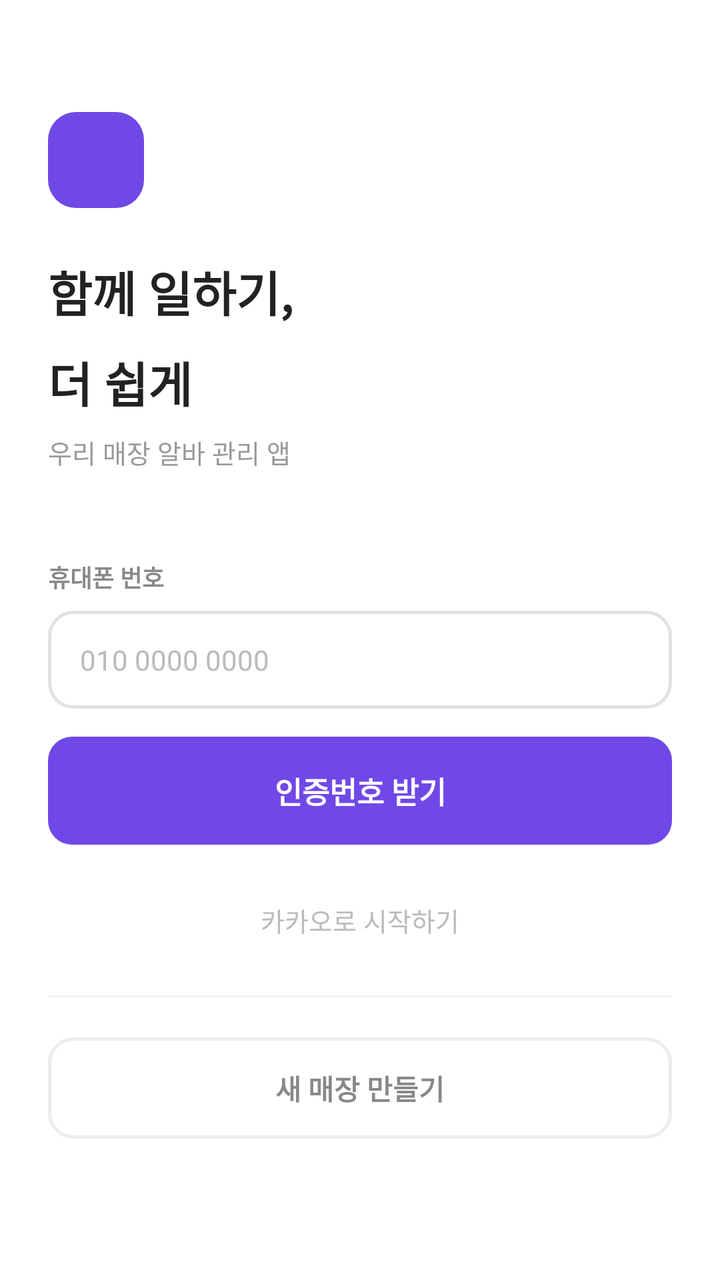
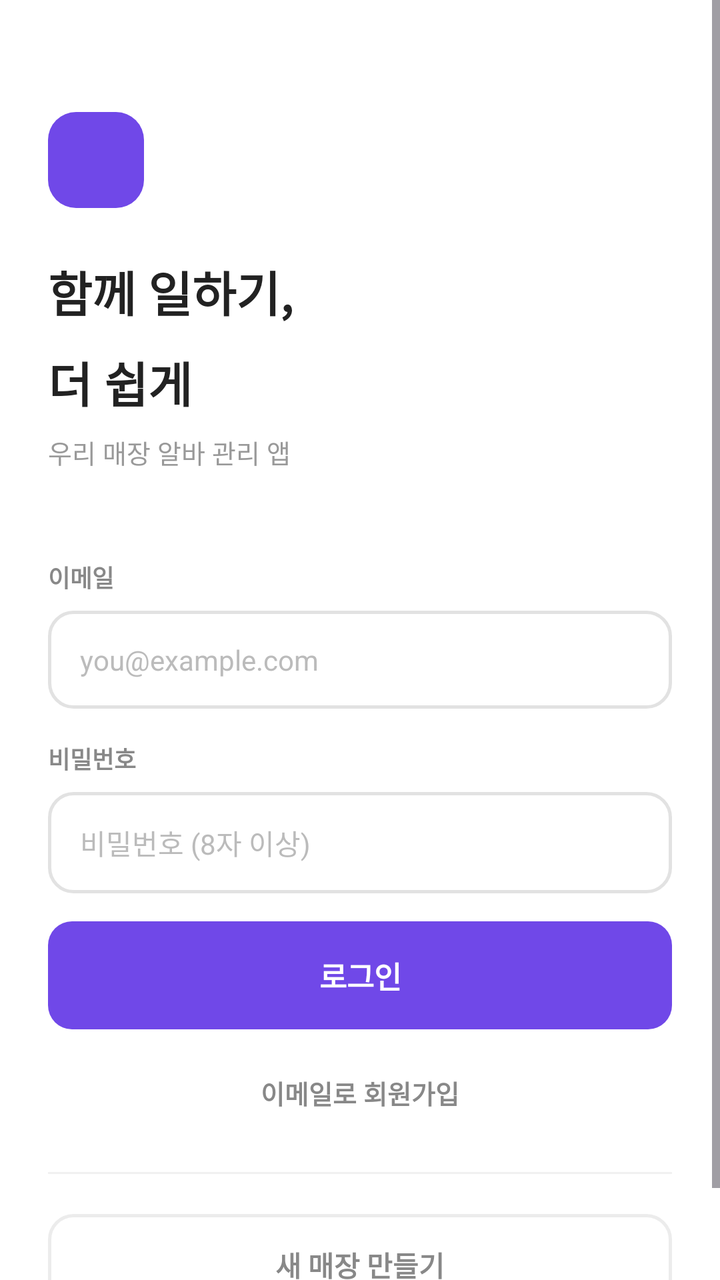

The first picture is an Android layout as it rendered before a commit; the second is the same layout after the commit. The layout source and the unified diff follow.
<!-- AndroidManifest.xml: application theme Theme.PTManagerEmployer -->
<!-- res/layout/activity_login.xml -->
<?xml version="1.0" encoding="utf-8"?>
<ScrollView xmlns:android="http://schemas.android.com/apk/res/android"
    android:id="@+id/login_root"
    android:layout_width="match_parent"
    android:layout_height="match_parent"
    android:background="@color/white"
    android:fillViewport="true">

    <LinearLayout
        android:layout_width="match_parent"
        android:layout_height="wrap_content"
        android:orientation="vertical"
        android:paddingHorizontal="24dp"
        android:paddingTop="56dp"
        android:paddingBottom="32dp">

        <View
            android:layout_width="48dp"
            android:layout_height="48dp"
            android:background="@drawable/bg_logo_tile" />

        <TextView
            android:layout_width="wrap_content"
            android:layout_height="wrap_content"
            android:layout_marginTop="24dp"
            android:text="함께 일하기,\n더 쉽게"
            android:textColor="@color/text_primary"
            android:textSize="24sp"
            android:textStyle="bold"
            android:lineSpacingMultiplier="1.3" />

        <TextView
            android:layout_width="wrap_content"
            android:layout_height="wrap_content"
            android:layout_marginTop="8dp"
            android:text="우리 매장 알바 관리 앱"
            android:textColor="@color/text_tertiary"
            android:textSize="13sp" />

        <TextView
            android:layout_width="wrap_content"
            android:layout_height="wrap_content"
            android:layout_marginTop="44dp"
            android:text="휴대폰 번호"
            android:textColor="@color/text_secondary"
            android:textSize="12sp"
            android:textStyle="bold" />

        <EditText
            android:id="@+id/input_phone"
            android:layout_width="match_parent"
            android:layout_height="wrap_content"
            android:layout_marginTop="8dp"
            android:background="@drawable/bg_input"
            android:inputType="phone"
            android:hint="010 0000 0000"
            android:textColorHint="@color/text_hint"
            android:textColor="@color/text_primary"
            android:textSize="14sp"
            android:paddingHorizontal="16dp"
            android:paddingVertical="15dp" />

        <TextView
            android:id="@+id/btn_request_code"
            android:layout_width="match_parent"
            android:layout_height="wrap_content"
            android:layout_marginTop="14dp"
            android:background="@drawable/bg_btn_primary"
            android:text="인증번호 받기"
            android:textColor="@color/white"
            android:textSize="15sp"
            android:textStyle="bold"
            android:gravity="center"
            android:paddingVertical="16dp"
            android:foreground="?attr/selectableItemBackground" />

        <TextView
            android:layout_width="match_parent"
            android:layout_height="wrap_content"
            android:layout_marginTop="20dp"
            android:text="카카오로 시작하기"
            android:textColor="@color/text_hint"
            android:textSize="13sp"
            android:gravity="center"
            android:paddingVertical="8dp" />

        <View
            android:layout_width="match_parent"
            android:layout_height="1dp"
            android:layout_marginTop="20dp"
            android:background="@color/divider" />

        <TextView
            android:id="@+id/btn_create_store"
            android:layout_width="match_parent"
            android:layout_height="wrap_content"
            android:layout_marginTop="20dp"
            android:background="@drawable/bg_btn_outline_gray"
            android:text="새 매장 만들기"
            android:textColor="@color/text_secondary"
            android:textSize="14sp"
            android:textStyle="bold"
            android:gravity="center"
            android:paddingVertical="15dp"
            android:foreground="?attr/selectableItemBackground" />
    </LinearLayout>
</ScrollView>
<!-- resources referenced by this layout -->
<resources>
  <color name="divider">#F1F1F1</color>
  <color name="text_hint">#BBBBBB</color>
  <color name="text_primary">#222222</color>
  <color name="text_secondary">#888888</color>
  <color name="text_tertiary">#999999</color>
  <color name="white">#FFFFFFFF</color>
  <!-- drawable bg_btn_outline_gray (drawable) -->
  <?xml version="1.0" encoding="utf-8"?>
  <shape xmlns:android="http://schemas.android.com/apk/res/android" android:shape="rectangle">
      <solid android:color="@color/white" />
      <corners android:radius="12dp" />
      <stroke android:width="1.5dp" android:color="@color/border" />
  </shape>
  <!-- drawable bg_btn_primary (drawable) -->
  <?xml version="1.0" encoding="utf-8"?>
  <shape xmlns:android="http://schemas.android.com/apk/res/android" android:shape="rectangle">
      <solid android:color="@color/brand" />
      <corners android:radius="12dp" />
  </shape>
  <!-- drawable bg_input (drawable) -->
  <?xml version="1.0" encoding="utf-8"?>
  <shape xmlns:android="http://schemas.android.com/apk/res/android" android:shape="rectangle">
      <solid android:color="@color/white" />
      <corners android:radius="12dp" />
      <stroke android:width="1.5dp" android:color="@color/input_border" />
  </shape>
  <!-- drawable bg_logo_tile (drawable) -->
  <?xml version="1.0" encoding="utf-8"?>
  <shape xmlns:android="http://schemas.android.com/apk/res/android" android:shape="rectangle">
      <solid android:color="@color/brand" />
      <corners android:radius="14dp" />
  </shape>
  <style name="Theme.PTManagerEmployer" parent="Base.Theme.PTManagerEmployer" />
  <color name="border">#ECECEC</color>
  <color name="brand">#7048E8</color>
  <color name="input_border">#E2E2E2</color>
  <style name="Base.Theme.PTManagerEmployer" parent="Theme.Material3.Light.NoActionBar">
          <item name="colorPrimary">@color/brand</item>
          <item name="colorOnPrimary">@color/white</item>
          <item name="colorSurface">@color/white</item>
          <item name="colorOnSurface">@color/text_primary</item>
          <item name="android:colorBackground">@color/white</item>
          <item name="android:statusBarColor">@color/white</item>
          <item name="android:navigationBarColor">@color/white</item>
          <item name="android:windowLightStatusBar">true</item>
          <item name="android:windowLightNavigationBar" tools:targetApi="o_mr1">true</item>
      </style>
</resources>

<!-- the commit's change to res/layout/activity_login.xml (unified diff, before → after) -->
@@ -41,19 +41,68 @@
             android:layout_width="wrap_content"
             android:layout_height="wrap_content"
             android:layout_marginTop="44dp"
-            android:text="휴대폰 번호"
+            android:id="@+id/label_name"
+            android:text="이름"
+            android:textColor="@color/text_secondary"
+            android:textSize="12sp"
+            android:textStyle="bold"
+            android:visibility="gone" />
+
+        <EditText
+            android:id="@+id/input_name"
+            android:layout_width="match_parent"
+            android:layout_height="wrap_content"
+            android:layout_marginTop="8dp"
+            android:background="@drawable/bg_input"
+            android:inputType="textPersonName"
+            android:hint="이름"
+            android:textColorHint="@color/text_hint"
+            android:textColor="@color/text_primary"
+            android:textSize="14sp"
+            android:paddingHorizontal="16dp"
+            android:paddingVertical="15dp"
+            android:visibility="gone" />
+
+        <TextView
+            android:layout_width="wrap_content"
+            android:layout_height="wrap_content"
+            android:layout_marginTop="44dp"
+            android:text="이메일"
             android:textColor="@color/text_secondary"
             android:textSize="12sp"
             android:textStyle="bold" />
 
         <EditText
-            android:id="@+id/input_phone"
+            android:id="@+id/input_email"
             android:layout_width="match_parent"
             android:layout_height="wrap_content"
             android:layout_marginTop="8dp"
             android:background="@drawable/bg_input"
-            android:inputType="phone"
-            android:hint="010 0000 0000"
+            android:inputType="textEmailAddress"
+            android:hint="you@example.com"
+            android:textColorHint="@color/text_hint"
+            android:textColor="@color/text_primary"
+            android:textSize="14sp"
+            android:paddingHorizontal="16dp"
+            android:paddingVertical="15dp" />
+
+        <TextView
+            android:layout_width="wrap_content"
+            android:layout_height="wrap_content"
+            android:layout_marginTop="16dp"
+            android:text="비밀번호"
+            android:textColor="@color/text_secondary"
+            android:textSize="12sp"
+            android:textStyle="bold" />
+
+        <EditText
+            android:id="@+id/input_password"
+            android:layout_width="match_parent"
+            android:layout_height="wrap_content"
+            android:layout_marginTop="8dp"
+            android:background="@drawable/bg_input"
+            android:inputType="textPassword"
+            android:hint="비밀번호 (8자 이상)"
             android:textColorHint="@color/text_hint"
             android:textColor="@color/text_primary"
             android:textSize="14sp"
@@ -66,7 +115,7 @@
             android:layout_height="wrap_content"
             android:layout_marginTop="14dp"
             android:background="@drawable/bg_btn_primary"
-            android:text="인증번호 받기"
+            android:text="로그인"
             android:textColor="@color/white"
             android:textSize="15sp"
             android:textStyle="bold"
@@ -75,14 +124,17 @@
             android:foreground="?attr/selectableItemBackground" />
 
         <TextView
+            android:id="@+id/btn_signup"
             android:layout_width="match_parent"
             android:layout_height="wrap_content"
-            android:layout_marginTop="20dp"
-            android:text="카카오로 시작하기"
-            android:textColor="@color/text_hint"
+            android:layout_marginTop="12dp"
+            android:text="이메일로 회원가입"
+            android:textColor="@color/text_secondary"
             android:textSize="13sp"
+            android:textStyle="bold"
             android:gravity="center"
-            android:paddingVertical="8dp" />
+            android:paddingVertical="10dp"
+            android:foreground="?attr/selectableItemBackground" />
 
         <View
             android:layout_width="match_parent"
